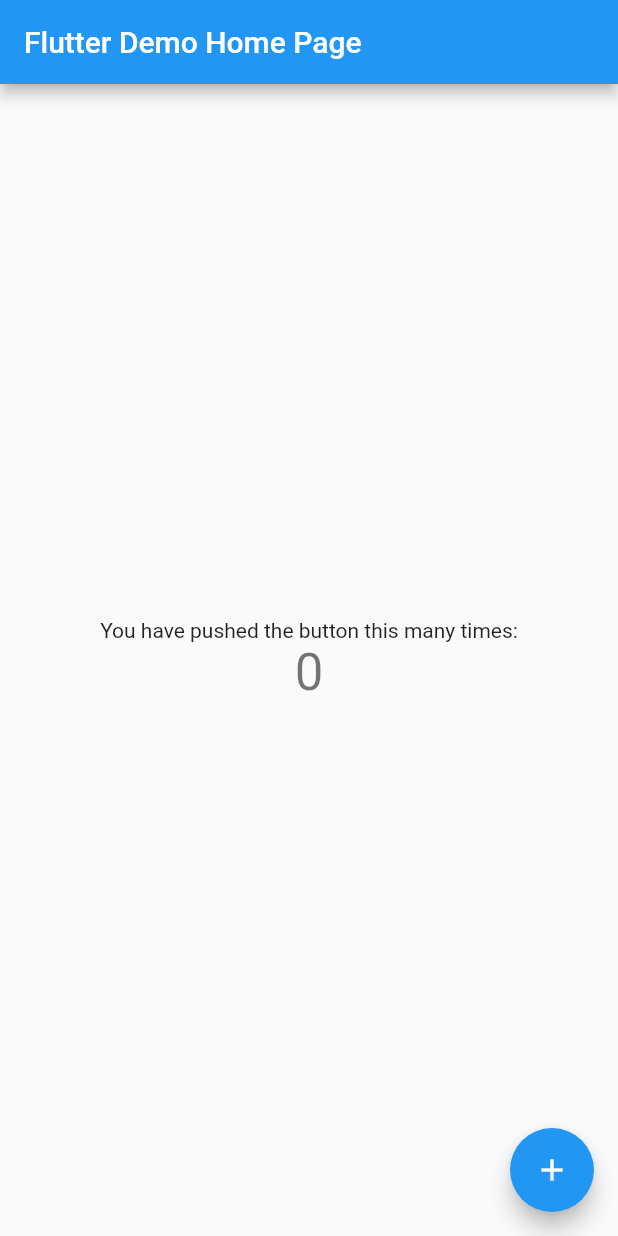
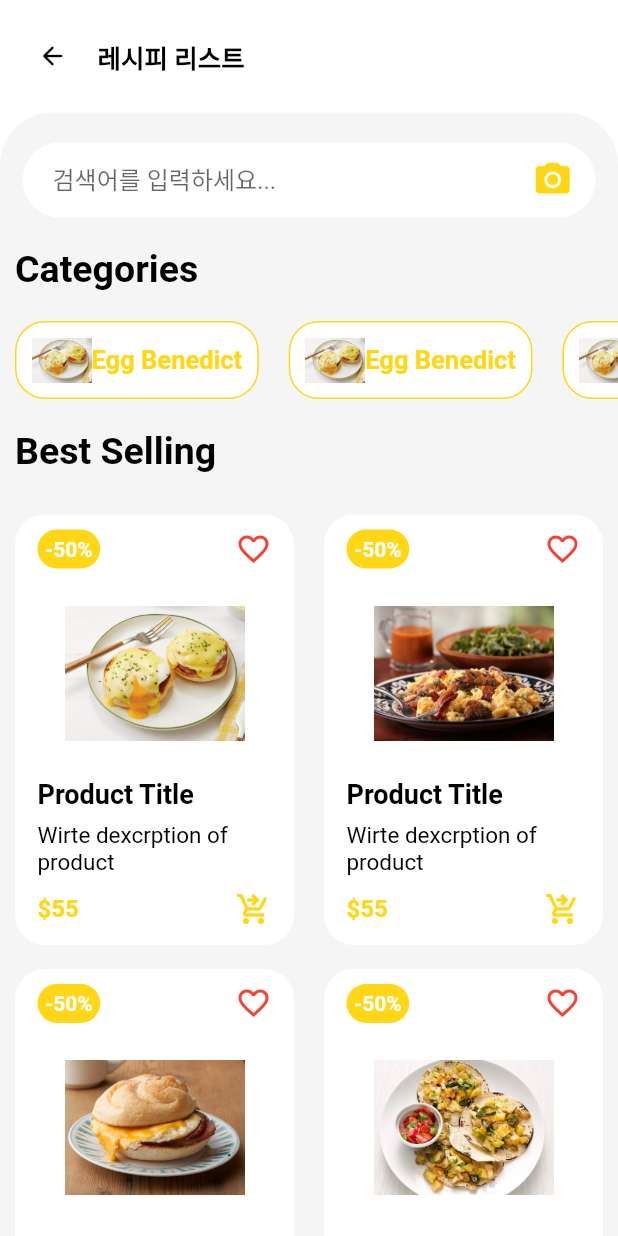
Before and after one commit to Ottug-i/Curry_Front, a Flutter app: the screen it shows after launch, on a phone screen of 412 x 824 dp. Run offline on Flutter 3.47's test engine with Material 2 defaults, Android fonts, the phone set to English and light mode, and no system bars.

Commit message:
Add basic frame of list page

```diff
--- a/client-flutter/ottugi_curry/lib/main.dart
+++ b/client-flutter/ottugi_curry/lib/main.dart
@@ -1,4 +1,5 @@
 import 'package:flutter/material.dart';
+import 'package:ottugi_curry/view/list_page.dart';
 
 void main() {
   runApp(const MyApp());
@@ -11,105 +12,12 @@
   @override
   Widget build(BuildContext context) {
     return MaterialApp(
+      debugShowCheckedModeBanner: false,
       title: 'Flutter Demo',
       theme: ThemeData(
-        // This is the theme of your application.
-        //
-        // Try running your application with "flutter run". You'll see the
-        // application has a blue toolbar. Then, without quitting the app, try
-        // changing the primarySwatch below to Colors.green and then invoke
-        // "hot reload" (press "r" in the console where you ran "flutter run",
-        // or simply save your changes to "hot reload" in a Flutter IDE).
-        // Notice that the counter didn't reset back to zero; the application
-        // is not restarted.
-        primarySwatch: Colors.blue,
+        scaffoldBackgroundColor: Colors.white
       ),
-      home: const MyHomePage(title: 'Flutter Demo Home Page'),
+      home: ListPage(),
     );
   }
 }
-
-class MyHomePage extends StatefulWidget {
-  const MyHomePage({super.key, required this.title});
-
-  // This widget is the home page of your application. It is stateful, meaning
-  // that it has a State object (defined below) that contains fields that affect
-  // how it looks.
-
-  // This class is the configuration for the state. It holds the values (in this
-  // case the title) provided by the parent (in this case the App widget) and
-  // used by the build method of the State. Fields in a Widget subclass are
-  // always marked "final".
-
-  final String title;
-
-  @override
-  State<MyHomePage> createState() => _MyHomePageState();
-}
-
-class _MyHomePageState extends State<MyHomePage> {
-  int _counter = 0;
-
-  void _incrementCounter() {
-    setState(() {
-      // This call to setState tells the Flutter framework that something has
-      // changed in this State, which causes it to rerun the build method below
-      // so that the display can reflect the updated values. If we changed
-      // _counter without calling setState(), then the build method would not be
-      // called again, and so nothing would appear to happen.
-      _counter++;
-    });
-  }
-
-  @override
-  Widget build(BuildContext context) {
-    // This method is rerun every time setState is called, for instance as done
-    // by the _incrementCounter method above.
-    //
-    // The Flutter framework has been optimized to make rerunning build methods
-    // fast, so that you can just rebuild anything that needs updating rather
-    // than having to individually change instances of widgets.
-    return Scaffold(
-      appBar: AppBar(
-        // Here we take the value from the MyHomePage object that was created by
-        // the App.build method, and use it to set our appbar title.
-        title: Text(widget.title),
-      ),
-      body: Center(
-        // Center is a layout widget. It takes a single child and positions it
-        // in the middle of the parent.
-        child: Column(
-          // Column is also a layout widget. It takes a list of children and
-          // arranges them vertically. By default, it sizes itself to fit its
-          // children horizontally, and tries to be as tall as its parent.
-          //
-          // Invoke "debug painting" (press "p" in the console, choose the
-          // "Toggle Debug Paint" action from the Flutter Inspector in Android
-          // Studio, or the "Toggle Debug Paint" command in Visual Studio Code)
-          // to see the wireframe for each widget.
-          //
-          // Column has various properties to control how it sizes itself and
-          // how it positions its children. Here we use mainAxisAlignment to
-          // center the children vertically; the main axis here is the vertical
-          // axis because Columns are vertical (the cross axis would be
-          // horizontal).
-          mainAxisAlignment: MainAxisAlignment.center,
-          children: <Widget>[
-            const Text(
-              'You have pushed the button this many times:',
-            ),
-            Text(
-              '$_counter',
-              style: Theme.of(context).textTheme.headlineMedium,
-            ),
-          ],
-        ),
-      ),
-      floatingActionButton: FloatingActionButton(
-        onPressed: _incrementCounter,
-        tooltip: 'Increment',
-        child: const Icon(Icons.add),
-      ), // This trailing comma makes auto-formatting nicer for build methods.
-    );
-  }
-}
--- /dev/null
+++ b/client-flutter/ottugi_curry/lib/view/categories.dart
@@ -0,0 +1,42 @@
+
+import 'package:flutter/material.dart';
+
+class CategoriesWidget extends StatelessWidget {
+  const CategoriesWidget({super.key});
+
+  @override
+  Widget build(BuildContext context) {
+    return SingleChildScrollView(
+      scrollDirection: Axis.horizontal,
+      child: Row(
+        children: [
+          for(int i = 1; i < 8; i++)
+            Container(
+              margin: const EdgeInsets.symmetric(horizontal: 10),
+              padding: const EdgeInsets.symmetric(vertical: 5, horizontal: 10),
+              decoration: BoxDecoration(
+                color: Colors.white,
+                borderRadius: BorderRadius.circular(20),
+                border: Border.all(color: const Color(0xffFFD717))
+              ),
+              child: Row(
+                crossAxisAlignment: CrossAxisAlignment.center,
+                children: [
+                  // 1.png, 2.png 처럼 파일명을 지정하고 $i 변수를 이용해 사진 바꾸기
+                  Image.asset("images/egg-benedict.jpeg", width: 40, height: 40),
+                  const Text(
+                    "Egg Benedict",
+                    style: TextStyle(
+                      fontWeight: FontWeight.bold,
+                      fontSize: 17,
+                      color: Color(0xffFFD717)
+                    )
+                  ),
+                ],
+              )
+            )
+        ],
+      ),
+    );
+  }
+}
--- /dev/null
+++ b/client-flutter/ottugi_curry/lib/view/item_widget.dart
@@ -0,0 +1,107 @@
+import 'package:flutter/material.dart';
+
+class ItemsWidget extends StatelessWidget {
+  const ItemsWidget({super.key});
+
+  @override
+  Widget build(BuildContext context) {
+    var imageNames = ['egg-benedict.jpeg', 'hangtown-fry.jpeg', 'sandwich.jpeg', 'taco.jpeg'];
+    return GridView.count(
+      childAspectRatio: 0.68,
+      physics: const NeverScrollableScrollPhysics(),
+      crossAxisCount: 2,
+      shrinkWrap: true,
+      children: [
+        for(int i = 0; i < 8; i++)
+          Container(
+            padding: const EdgeInsets.only(left:15, right: 15, top: 10),
+            margin: const EdgeInsets.symmetric(vertical: 8, horizontal: 10),
+            decoration: BoxDecoration(
+              color: Colors.white,
+              borderRadius: BorderRadius.circular(20)
+            ),
+            child: Column(children: [
+              Row(
+                mainAxisAlignment: MainAxisAlignment.spaceBetween,
+                children: [
+                  Container(
+                    padding: const EdgeInsets.all(5),
+                    decoration: BoxDecoration(
+                      color: const Color(0xffFFD717),
+                      borderRadius: BorderRadius.circular(20),
+                    ),
+                    child: const Text(
+                      "-50%",
+                      style: TextStyle(
+                        fontSize: 14,
+                        color: Colors.white,
+                        fontWeight: FontWeight.bold,
+                      )
+                    ),
+                  ),
+                  const Icon(
+                    Icons.favorite_border,
+                    color: Colors.red,
+                  )
+                ],
+              ),
+              InkWell(
+                onTap: (){},
+                child: Container(
+                  margin: const EdgeInsets.all(10),
+                  child: Image.asset(
+                    imageNames.length > i ? "images/${imageNames[i]}" : "images/taco.jpeg",
+                    height: 120,
+                    width: 120
+                  )
+                )
+              ),
+              Container(
+                padding: const EdgeInsets.only(bottom: 8),
+                alignment: Alignment.centerLeft,
+                child: const Text(
+                  "Product Title",
+                  style: TextStyle(
+                    fontSize: 18,
+                    color: Colors.black,
+                    fontWeight: FontWeight.bold
+                  )
+                )
+              ),
+              Container(
+                alignment: Alignment.centerLeft,
+                child: const Text(
+                  "Wirte dexcrption of product",
+                  style: TextStyle(
+                    fontSize: 15,
+                    color: Colors.black
+                  ),
+                )
+              ),
+              Padding(
+                padding: const EdgeInsets.symmetric(vertical: 10),
+                child: Row(
+                  mainAxisAlignment: MainAxisAlignment.spaceBetween,
+                  children: const [
+                    Text(
+                      "\$55",
+                      style: TextStyle(
+                        fontSize: 16,
+                        fontWeight: FontWeight.bold,
+                        color: Color(0xffFFD717)
+                      ),
+                    ),
+                    Icon(
+                      Icons.shopping_cart_checkout,
+                      color: Color(0xffFFD717)
+                    )
+                  ],
+                ),
+              )
+            ],
+            )
+          )
+      ],
+    );
+  }
+}
--- /dev/null
+++ b/client-flutter/ottugi_curry/lib/view/list_app_bar.dart
@@ -0,0 +1,35 @@
+import 'package:flutter/material.dart';
+//import 'package:badges/badges.dart';
+
+class ListAppBar extends StatelessWidget {
+  const ListAppBar({super.key});
+
+  @override
+  Widget build(BuildContext context) {
+    return Container(
+      color: Colors.white,
+      padding: const EdgeInsets.all(25),
+      child: Row(
+        children: const [
+          Icon(
+            Icons.arrow_back_rounded,
+            size: 20,
+            color: Colors.black,
+          ),
+          Padding(
+            padding: EdgeInsets.only(left: 20),
+            child: Text(
+              "레시피 리스트",
+              style: TextStyle(
+                fontSize: 17,
+                fontWeight: FontWeight.bold,
+                color: Colors.black
+              ),
+            ),
+          ),
+          Spacer(),
+        ]
+      ),
+    );
+  }
+}
--- /dev/null
+++ b/client-flutter/ottugi_curry/lib/view/list_page.dart
@@ -0,0 +1,101 @@
+import 'package:flutter/material.dart';
+import 'package:ottugi_curry/view/categories.dart';
+import 'package:ottugi_curry/view/item_widget.dart';
+import 'package:ottugi_curry/view/list_app_bar.dart';
+
+class ListPage extends StatelessWidget {
+  const ListPage({super.key});
+
+  @override
+  Widget build(BuildContext context) {
+    return Scaffold(
+      body: ListView(
+        children: [
+          const ListAppBar(),
+          Container(
+            padding: const EdgeInsets.only(top: 20),
+            decoration: const BoxDecoration(
+              color: Color(0xffF5F5F5),
+              borderRadius: BorderRadius.only(
+                topLeft: Radius.circular(35),
+                topRight: Radius.circular(35)
+              )
+            ),
+            child: Column(
+
+              // 검색창
+              children: [
+                Container(
+                  margin: const EdgeInsets.symmetric(horizontal: 15),
+                  padding: const EdgeInsets.symmetric(horizontal: 15),
+                  height: 50,
+                  decoration: BoxDecoration(
+                    color: Colors.white,
+                    borderRadius: BorderRadius.circular(30),
+                  ),
+                  child: Row(
+                    children: [
+                      Container(
+                        margin: const EdgeInsets.only(left:5),
+                        height: 50,
+                        width: 300,
+                        child: TextFormField(
+                          decoration: const InputDecoration(
+                            border: InputBorder.none,
+                            hintText: "검색어를 입력하세요..."
+                          ),
+                        )
+                      ),
+                      const Spacer(),
+                      const Icon(
+                        Icons.camera_alt,
+                        size: 27,
+                        color: Color(0xffFFD717)
+                      )
+                    ],
+                  ),
+                ),
+
+                // 카테고리 text
+                Container(
+                  alignment: Alignment.centerLeft,
+                  margin: const EdgeInsets.symmetric(
+                    vertical: 20,
+                    horizontal: 10
+                  ),
+                  child: const Text(
+                    "Categories",
+                    style: TextStyle(
+                      fontSize: 25,
+                      fontWeight: FontWeight.bold,
+                      color: Colors.black
+                    ),
+                  ),
+                ),
+
+                // 카테고리 위젯
+                const CategoriesWidget(),
+
+                // 아이템 위젯
+                Container(
+                  alignment: Alignment.centerLeft,
+                  margin: const EdgeInsets.symmetric(vertical: 20, horizontal: 10),
+                  child: const Text(
+                    "Best Selling",
+                    style: TextStyle(
+                      fontSize: 25,
+                      fontWeight: FontWeight.bold,
+                      color: Colors.black
+                      ),
+                    )
+                ),
+
+                const ItemsWidget(),
+              ],
+            ),
+          )
+        ],
+      ),
+    );
+  }
+}
```
Also changed, not shown: client-flutter/ottugi_curry/pubspec.yaml (+6 -3 lines), client-flutter/ottugi_curry/images/egg-benedict.jpeg (added), client-flutter/ottugi_curry/images/hangtown-fry.jpeg (added), client-flutter/ottugi_curry/images/sandwich.jpeg (added), client-flutter/ottugi_curry/images/taco.jpeg (added).
